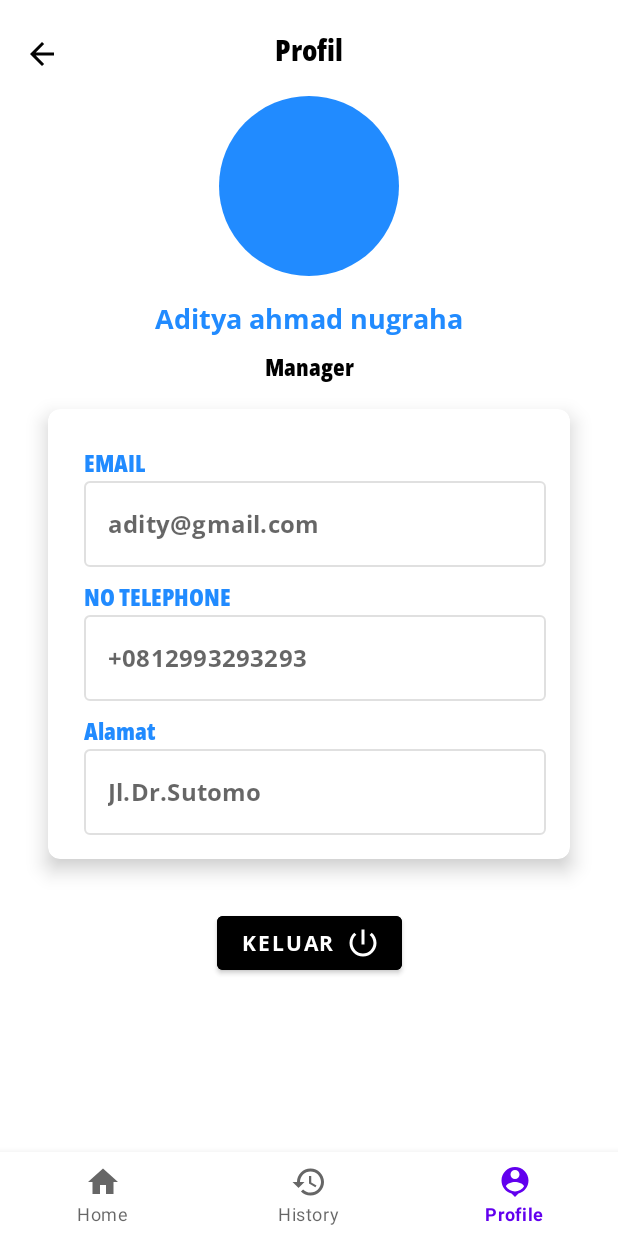
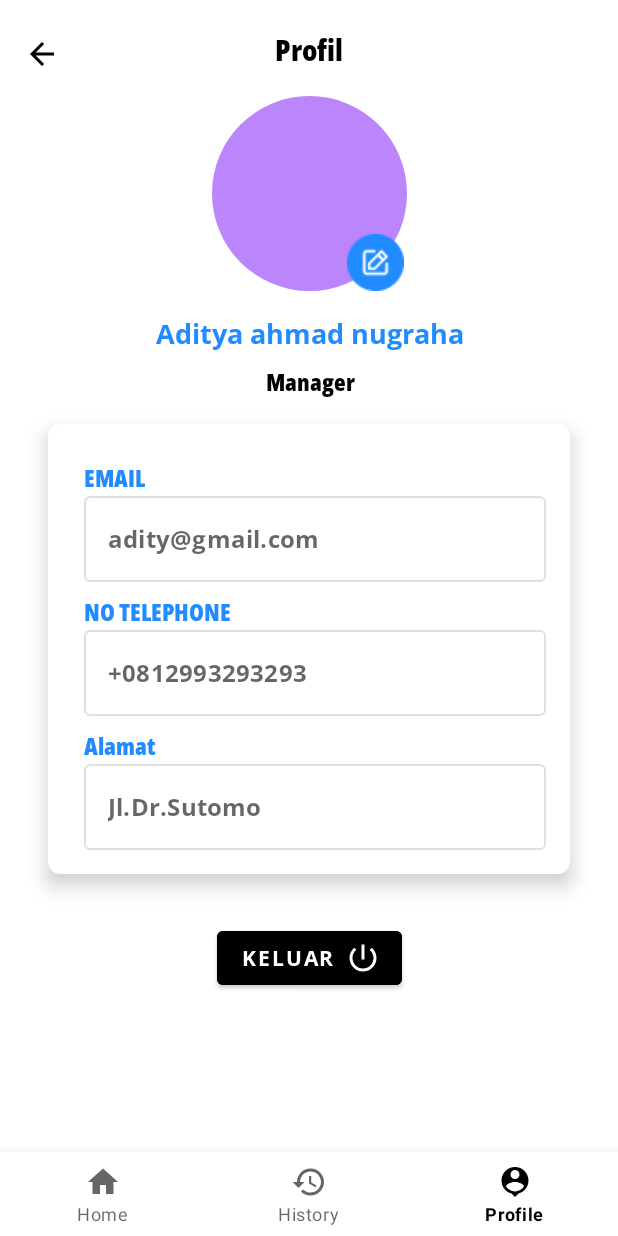
Before and after one commit to adityaahmadugraha/AppsATIPadang, an Android app: the ProfileFragment screen opened through its navigation route, on a phone screen of 412 x 824 dp. Run offline under Robolectric (Android 15) with nearby library versions, the phone set to English and light mode, and no system bars; our stand-ins replace CircleImageView, navigation-ui.

Commit message:
layout profil add color primary

```diff
--- /dev/null
+++ b/app/src/main/res/drawable/ic_edit.xml
@@ -0,0 +1,5 @@
+<vector android:height="5dp" android:tint="#FFFFFF"
+    android:viewportHeight="24" android:viewportWidth="24"
+    android:width="5dp" xmlns:android="http://schemas.android.com/apk/res/android">
+    <path android:fillColor="@android:color/white" android:pathData="M3,17.25V21h3.75L17.81,9.94l-3.75,-3.75L3,17.25zM20.71,7.04c0.39,-0.39 0.39,-1.02 0,-1.41l-2.34,-2.34c-0.39,-0.39 -1.02,-0.39 -1.41,0l-1.83,1.83 3.75,3.75 1.83,-1.83z"/>
+</vector>
--- a/app/src/main/res/layout/fragment_profile.xml
+++ b/app/src/main/res/layout/fragment_profile.xml
@@ -31,15 +31,24 @@
 
     <de.hdodenhof.circleimageview.CircleImageView
         android:id="@+id/img_profil"
-        android:layout_width="120dp"
-        android:layout_height="120dp"
+        android:layout_width="130dp"
+        android:layout_height="130dp"
         android:layout_marginTop="16dp"
-        android:src="@color/blue"
+        android:src="@color/purple_200"
         app:civ_border_color="@color/yellow"
         app:layout_constraintEnd_toEndOf="parent"
         app:layout_constraintStart_toStartOf="parent"
         app:layout_constraintTop_toBottomOf="@+id/txt_profil"
         app:layout_constraintVertical_chainStyle="packed" />
+
+    <ImageView
+        android:id="@+id/img_edit"
+        android:layout_width="wrap_content"
+        android:layout_height="wrap_content"
+        android:layout_marginStart="-40dp"
+        android:src="@drawable/img_fab"
+        app:layout_constraintBottom_toBottomOf="@+id/img_profil"
+        app:layout_constraintStart_toEndOf="@+id/img_profil" />
 
     <TextView
         android:id="@+id/tv_name_profil"
--- a/app/src/main/res/values-night/themes.xml
+++ b/app/src/main/res/values-night/themes.xml
@@ -2,7 +2,7 @@
     <!-- Base application theme. -->
     <style name="Theme.AppsATIPadang" parent="Theme.MaterialComponents.DayNight.DarkActionBar">
         <!-- Primary brand color. -->
-        <item name="colorPrimary">@color/purple_200</item>
+        <item name="colorPrimary">@color/black</item>
         <item name="colorPrimaryVariant">@color/purple_700</item>
         <item name="colorOnPrimary">@color/black</item>
         <!-- Secondary brand color. -->
--- a/app/src/main/res/values/colors.xml
+++ b/app/src/main/res/values/colors.xml
@@ -10,5 +10,6 @@
     <color name="blue">#218BFF</color>
     <color name="bg_login">#AFB8C1</color>
     <color name="yellow">#FFEB3B</color>
+    <color name="fab">#218BFF</color>
 
 </resources>
--- a/app/src/main/res/values/themes.xml
+++ b/app/src/main/res/values/themes.xml
@@ -2,7 +2,7 @@
     <!-- Base application theme. -->
     <style name="Theme.AppsATIPadang" parent="Theme.MaterialComponents.DayNight.DarkActionBar">
         <!-- Primary brand color. -->
-        <item name="colorPrimary">@color/purple_500</item>
+        <item name="colorPrimary">@color/black</item>
         <item name="colorPrimaryVariant">@color/purple_700</item>
         <item name="colorOnPrimary">@color/white</item>
         <!-- Secondary brand color. -->
```
Also changed, not shown: app/src/main/res/drawable/img_fab.png (added).
